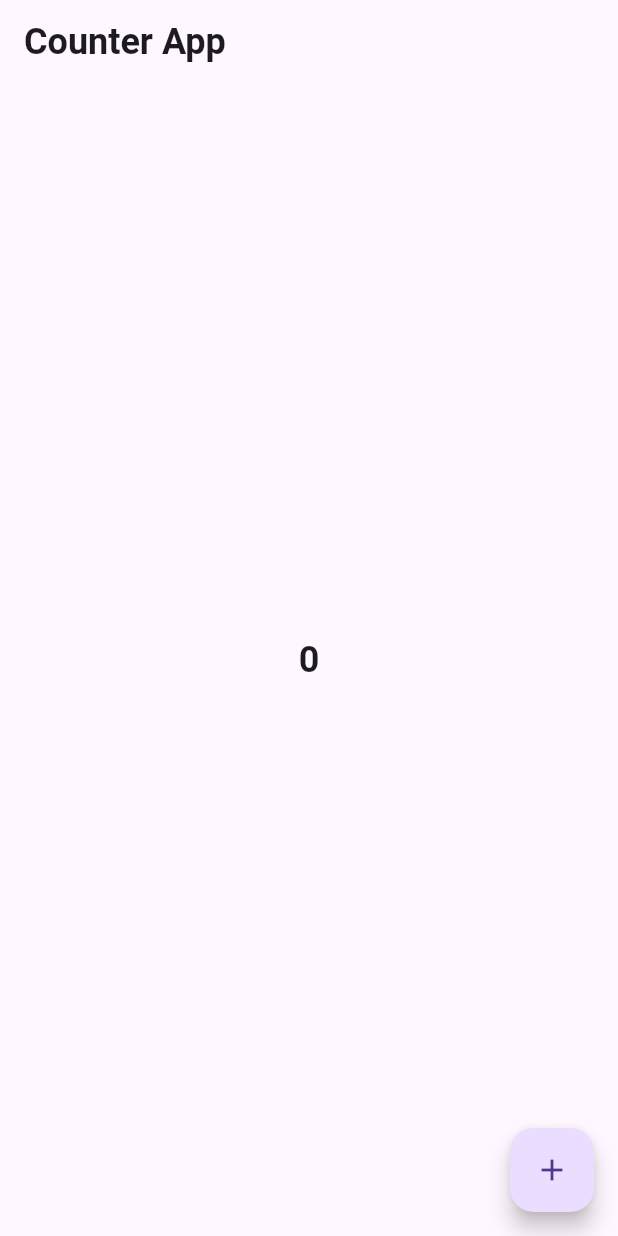
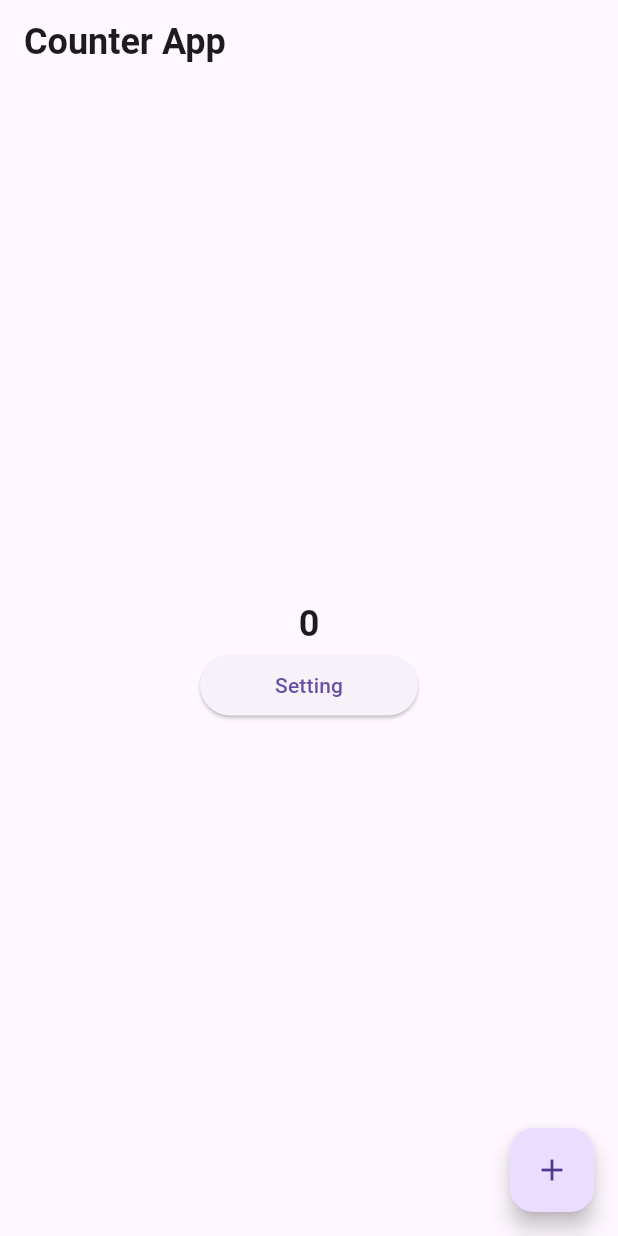
Before and after one commit to AlexMajumder/play_with_state_management_tool, a Flutter app: the screen it shows after launch, on a phone screen of 412 x 824 dp. Run offline on Flutter 3.47's test engine with Material 3 defaults, Android fonts, the phone set to English and light mode, and no system bars; our stand-ins replace get.

Commit message:
Navigate by using GetX

```diff
--- a/lib/home_screen.dart
+++ b/lib/home_screen.dart
@@ -1,8 +1,6 @@
-import 'dart:ffi';
-
 import 'package:flutter/material.dart';
 import 'package:get/get.dart';
-
+import 'package:preparation_get_x/setting_screen.dart';
 import 'counter_controller.dart';
 
 class HomeScreen extends StatefulWidget {
@@ -13,7 +11,6 @@ class HomeScreen extends StatefulWidget {
 }
 
 class _HomeScreenState extends State<HomeScreen> {
-
   @override
   Widget build(BuildContext context) {
     return Scaffold(
@@ -27,21 +24,38 @@ class _HomeScreenState extends State<HomeScreen> {
         ),
       ),
       body: Center(
-        child: GetBuilder<CounterController>(
-          builder: (counterController){
-            return Text(
-            '${counterController.counter}',
-            style: const TextStyle(
-              fontWeight: FontWeight.w600,
-              fontSize: 24,
+          child: GetBuilder<CounterController>(builder: (counterController) {
+        return Column(
+          mainAxisAlignment: MainAxisAlignment.center,
+          children: [
+            Text(
+              '${counterController.counter}',
+              style: const TextStyle(
+                fontWeight: FontWeight.w600,
+                fontSize: 24,
+              ),
             ),
-          );
-        }
-
-        )
-      ),
+            ElevatedButton(
+              onPressed: () {
+                // Navigator.push(
+                //     context,
+                //     MaterialPageRoute(
+                //       builder: (context) => const SettingScreen(),
+                //     ));
+                Get.to(() => const SettingScreen());
+              },
+              style: ElevatedButton.styleFrom(
+                  padding:
+                      const EdgeInsets.symmetric(horizontal: 50, vertical: 5)),
+              child: const Text(
+                'Setting',
+              ),
+            )
+          ],
+        );
+      })),
       floatingActionButton: FloatingActionButton(
-        onPressed: (){
+        onPressed: () {
           Get.find<CounterController>().increment();
         },
         child: const Icon(Icons.add),
```
Also changed, not shown: lib/profile_screen.dart (added, +48 -0 lines), lib/setting_screen.dart (added, +41 -0 lines).
